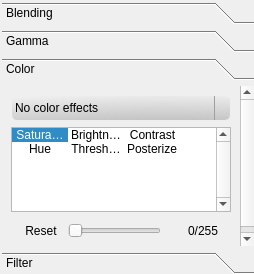
This is src/MixingToolboxWidget.ui in markus-wa/glmixer-mirror as Qt 5 draws it before an edit. The edited form follows.
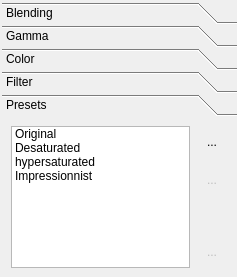
This is the edited form. The open tabs and pages were chosen to show the change. Icons and pictures are not drawn.

Commit message: Preliminary steps towards the implementation of presets in the Mixing toolbox Several improvements of the GUI of the toolbox

The edit to the form file:
```diff
--- a/src/MixingToolboxWidget.ui
+++ b/src/MixingToolboxWidget.ui
@@ -6,8 +6,8 @@
    <rect>
     <x>0</x>
     <y>0</y>
-    <width>254</width>
-    <height>274</height>
+    <width>237</width>
+    <height>277</height>
    </rect>
   </property>
   <property name="windowTitle">
@@ -39,15 +39,15 @@
      </property>
      <property name="minimumSize">
       <size>
-       <width>246</width>
-       <height>272</height>
+       <width>235</width>
+       <height>275</height>
       </size>
      </property>
      <property name="currentIndex">
       <number>0</number>
      </property>
      <property name="tabSpacing">
-      <number>-1</number>
+      <number>1</number>
      </property>
      <widget class="QWidget" name="Blending">
       <property name="geometry">
@@ -546,8 +546,8 @@
        <rect>
         <x>0</x>
         <y>0</y>
-        <width>225</width>
-        <height>154</height>
+        <width>235</width>
+        <height>155</height>
        </rect>
       </property>
       <attribute name="label">
@@ -565,7 +565,7 @@
          <property name="minimumSize">
           <size>
            <width>0</width>
-           <height>26</height>
+           <height>24</height>
           </size>
          </property>
          <property name="toolTip">
@@ -627,7 +627,7 @@
          </property>
          <item>
           <property name="text">
-           <string notr="true">No color effects</string>
+           <string notr="true">No color inversion</string>
           </property>
           <property name="icon">
            <iconset resource="../images.qrc">
@@ -659,7 +659,7 @@
          <property name="minimumSize">
           <size>
            <width>0</width>
-           <height>85</height>
+           <height>80</height>
           </size>
          </property>
          <property name="toolTip">
@@ -1236,21 +1236,39 @@
               <string>Adjust threshold</string>
              </property>
              <property name="minimum">
-              <number>0</number>
+              <number>1</number>
              </property>
              <property name="maximum">
               <number>255</number>
              </property>
+             <property name="value">
+              <number>255</number>
+             </property>
              <property name="orientation">
               <enum>Qt::Horizontal</enum>
              </property>
+             <property name="invertedAppearance">
+              <bool>true</bool>
+             </property>
+             <property name="invertedControls">
+              <bool>false</bool>
+             </property>
             </widget>
            </item>
            <item>
             <widget class="QSpinBox" name="posterizeBox">
              <property name="styleSheet">
               <string notr="true">QSpinBox {
-Background-color: transparent;
+	Background-color: transparent;
+     border-color: transparent;
+     border-width: 1px;
+	border-style: solid;
+    border-radius:5px;
+}
+
+QSpinBox:hover{
+	Background-color: palette(Light);
+     border-color: palette(Dark);
 }</string>
              </property>
              <property name="frame">
@@ -1269,11 +1287,14 @@
               <string>/255</string>
              </property>
              <property name="minimum">
-              <number>0</number>
+              <number>1</number>
              </property>
              <property name="maximum">
               <number>255</number>
              </property>
+             <property name="value">
+              <number>255</number>
+             </property>
             </widget>
            </item>
           </layout>
@@ -1520,6 +1541,207 @@
        </item>
       </layout>
      </widget>
+     <widget class="QWidget" name="Presets">
+      <property name="geometry">
+       <rect>
+        <x>0</x>
+        <y>0</y>
+        <width>235</width>
+        <height>155</height>
+       </rect>
+      </property>
+      <attribute name="label">
+       <string>Presets</string>
+      </attribute>
+      <layout class="QGridLayout" name="gridLayout">
+       <item row="3" column="1">
+        <widget class="QToolButton" name="presetRemove">
+         <property name="enabled">
+          <bool>false</bool>
+         </property>
+         <property name="toolTip">
+          <string>Remove the selected preset from the list.</string>
+         </property>
+         <property name="styleSheet">
+          <string notr="true">QToolButton { 
+     border-style: inset;
+     border-width: 1px;
+    border-radius:5px;
+	 padding: 3px;
+     min-height: 24px;
+     min-width: 24px;
+     border-color: transparent;
+     background: transparent;
+}
+
+QToolButton:checked { 
+     border-color: palette(dark);
+background-color: qradialgradient(cx: 0.7, cy: 1.5, fx: 0.7, fy: 1.9, radius: 1.5, stop: 0 palette(dark), stop: 1 transparent );
+}
+
+QToolButton:pressed { 
+     border-color: palette(dark);
+     background-color: qradialgradient(cx: 0.7, cy: 1.5, fx: 0.7, fy: 1.9, radius: 1.5, stop: 0 palette(dark), stop: 1 transparent );
+}
+
+
+QToolButton:hover { 
+     border-color: palette(highlight);
+}</string>
+         </property>
+         <property name="text">
+          <string>...</string>
+         </property>
+         <property name="icon">
+          <iconset resource="../icons.qrc">
+           <normaloff>:/glmixer/icons/trash.png</normaloff>:/glmixer/icons/trash.png</iconset>
+         </property>
+         <property name="iconSize">
+          <size>
+           <width>24</width>
+           <height>24</height>
+          </size>
+         </property>
+        </widget>
+       </item>
+       <item row="0" column="1">
+        <widget class="QToolButton" name="presetAdd">
+         <property name="enabled">
+          <bool>true</bool>
+         </property>
+         <property name="toolTip">
+          <string>Create a new preset from the settings of the current source.</string>
+         </property>
+         <property name="styleSheet">
+          <string notr="true">QToolButton { 
+     border-style: inset;
+     border-width: 1px;
+    border-radius:5px;
+	 padding: 3px;
+     min-height: 24px;
+     min-width: 24px;
+     border-color: transparent;
+     background: transparent;
+}
+
+QToolButton:checked { 
+     border-color: palette(dark);
+background-color: qradialgradient(cx: 0.7, cy: 1.5, fx: 0.7, fy: 1.9, radius: 1.5, stop: 0 palette(dark), stop: 1 transparent );
+}
+
+QToolButton:pressed { 
+     border-color: palette(dark);
+     background-color: qradialgradient(cx: 0.7, cy: 1.5, fx: 0.7, fy: 1.9, radius: 1.5, stop: 0 palette(dark), stop: 1 transparent );
+}
+
+
+QToolButton:hover { 
+     border-color: palette(highlight);
+}</string>
+         </property>
+         <property name="text">
+          <string>...</string>
+         </property>
+         <property name="icon">
+          <iconset resource="../icons.qrc">
+           <normaloff>:/glmixer/icons/plus_source.png</normaloff>:/glmixer/icons/plus_source.png</iconset>
+         </property>
+         <property name="iconSize">
+          <size>
+           <width>24</width>
+           <height>24</height>
+          </size>
+         </property>
+        </widget>
+       </item>
+       <item row="0" column="0" rowspan="4">
+        <widget class="QListWidget" name="presetsList">
+         <property name="baseSize">
+          <size>
+           <width>2</width>
+           <height>0</height>
+          </size>
+         </property>
+         <property name="toolTip">
+          <string>Double clic on a preset to apply it to the selected source(s).</string>
+         </property>
+         <property name="editTriggers">
+          <set>QAbstractItemView::NoEditTriggers</set>
+         </property>
+         <property name="showDropIndicator" stdset="0">
+          <bool>false</bool>
+         </property>
+         <property name="spacing">
+          <number>2</number>
+         </property>
+         <property name="currentRow">
+          <number>-1</number>
+         </property>
+         <item>
+          <property name="text">
+           <string>Original</string>
+          </property>
+         </item>
+         <item>
+          <property name="text">
+           <string>Desaturated</string>
+          </property>
+         </item>
+         <item>
+          <property name="text">
+           <string>hypersaturated</string>
+          </property>
+         </item>
+         <item>
+          <property name="text">
+           <string>Impressionnist</string>
+          </property>
+         </item>
+        </widget>
+       </item>
+       <item row="1" column="1">
+        <widget class="QToolButton" name="presetsUpdate">
+         <property name="enabled">
+          <bool>false</bool>
+         </property>
+         <property name="styleSheet">
+          <string notr="true">QToolButton { 
+     border-style: inset;
+     border-width: 1px;
+    border-radius:5px;
+	 padding: 3px;
+     min-height: 24px;
+     min-width: 24px;
+     border-color: transparent;
+     background: transparent;
+}
+
+QToolButton:checked { 
+     border-color: palette(dark);
+background-color: qradialgradient(cx: 0.7, cy: 1.5, fx: 0.7, fy: 1.9, radius: 1.5, stop: 0 palette(dark), stop: 1 transparent );
+}
+
+QToolButton:pressed { 
+     border-color: palette(dark);
+     background-color: qradialgradient(cx: 0.7, cy: 1.5, fx: 0.7, fy: 1.9, radius: 1.5, stop: 0 palette(dark), stop: 1 transparent );
+}
+
+
+QToolButton:hover { 
+     border-color: palette(highlight);
+}</string>
+         </property>
+         <property name="text">
+          <string>...</string>
+         </property>
+         <property name="icon">
+          <iconset resource="../icons.qrc">
+           <normaloff>:/glmixer/icons/view-refresh.png</normaloff>:/glmixer/icons/view-refresh.png</iconset>
+         </property>
+        </widget>
+       </item>
+      </layout>
+     </widget>
     </widget>
    </item>
   </layout>
```
Left out of the diff: 370 changed lines with no effect on the pictures. The commit also changes 8 other files.
